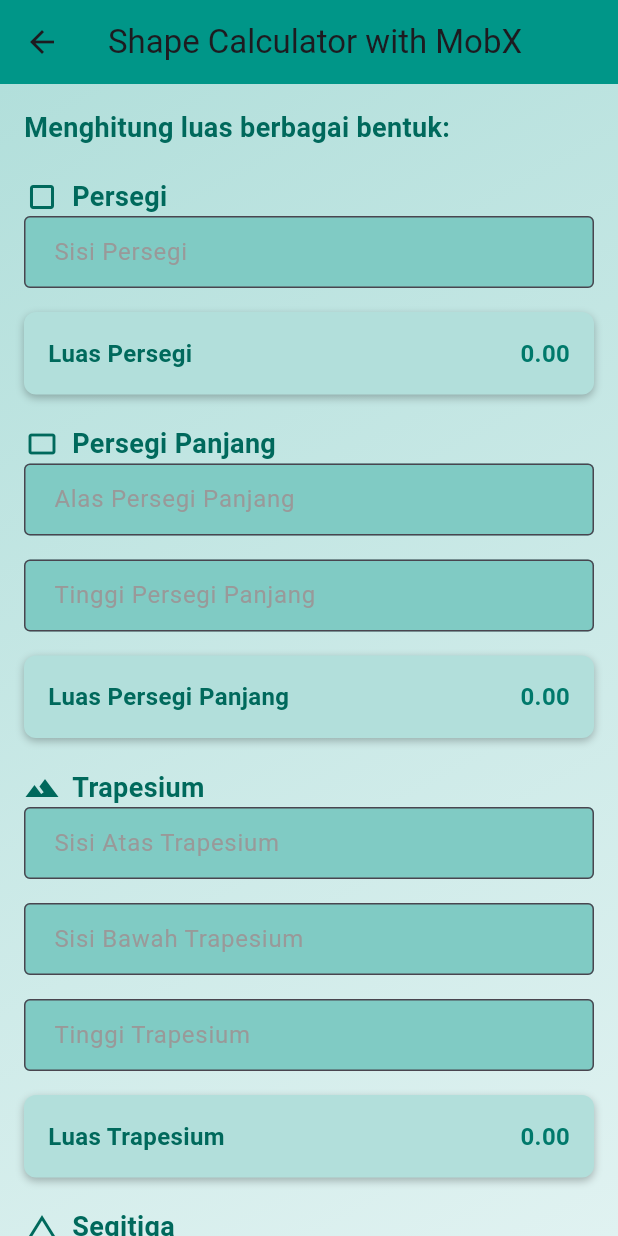
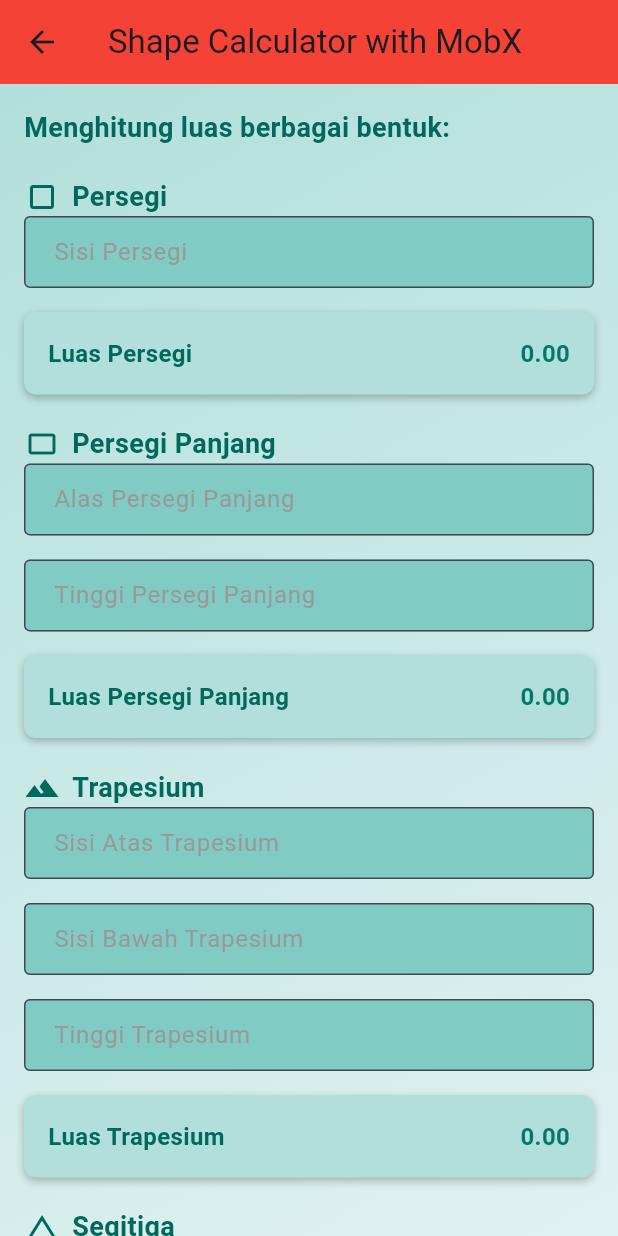
Before and after one commit to Kasehito/my_mobx_app, a Flutter app: the ShapeCalculator screen opened by its route, on a phone screen of 412 x 824 dp. Run offline on Flutter 3.47's test engine with Material 3 defaults, Android fonts, the phone set to English and light mode, and no system bars; our stand-ins replace flutter_mobx, mobx; generated files the repository leaves out were written again.

```diff
--- a/lib/shape_calculator.dart
+++ b/lib/shape_calculator.dart
@@ -12,7 +12,7 @@ class ShapeCalculator extends StatelessWidget {
     return Scaffold(
       appBar: AppBar(
         title: Text('Shape Calculator with MobX'),
-        backgroundColor: Colors.teal,
+        backgroundColor: Colors.red,
       ),
       body: Container(
         decoration: BoxDecoration(
```
